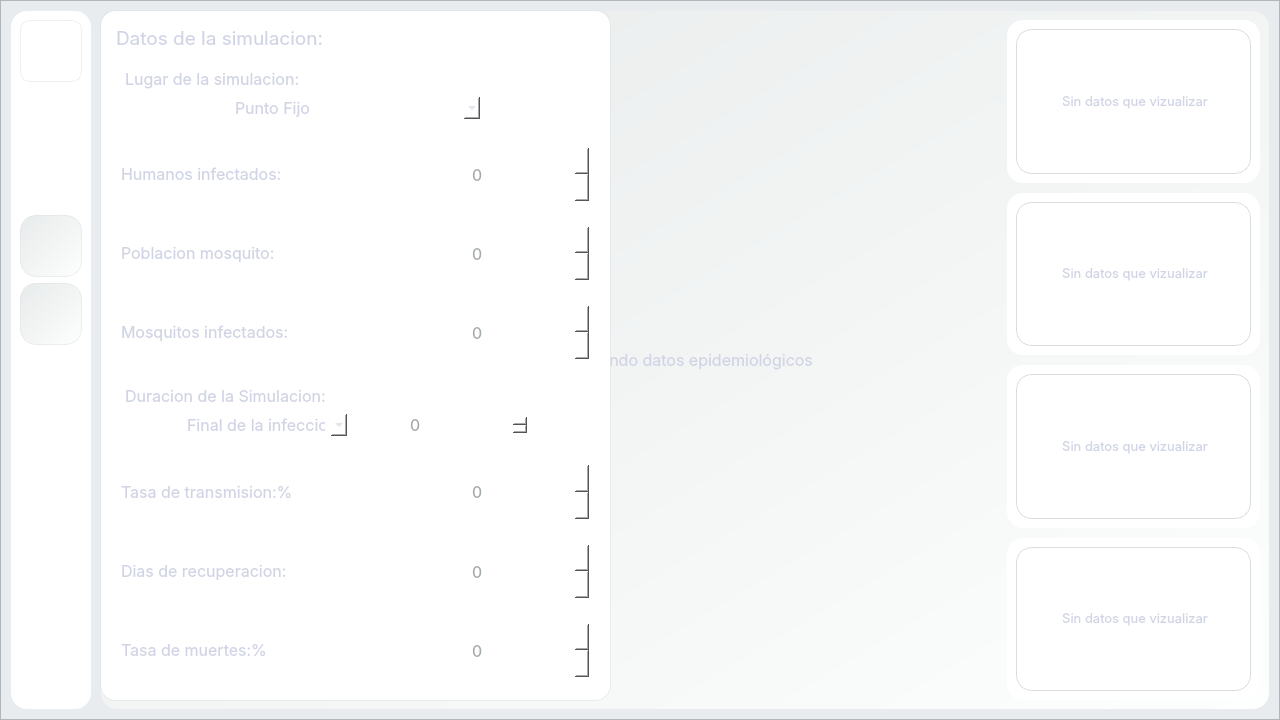
The window that ui/simuladorDengueUI.ui (DiegoABorges2309/simulador-dengue) describes before a commit, drawn with Qt 5.
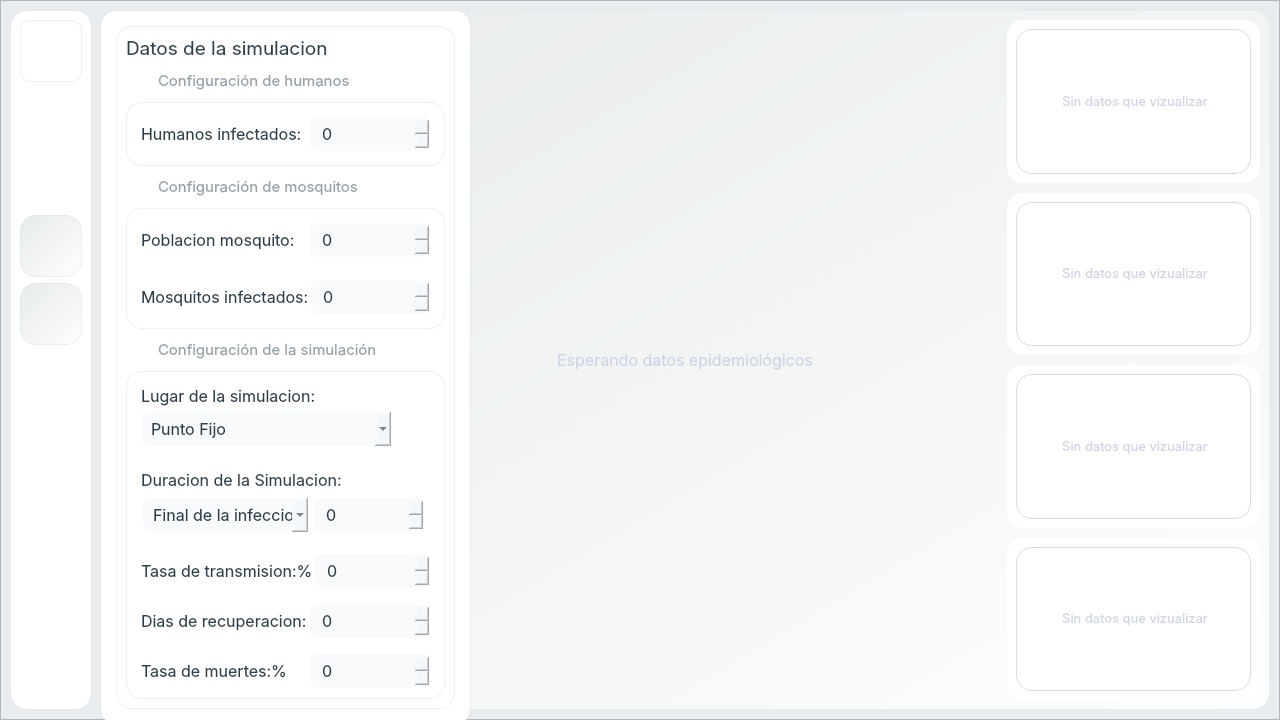
The same window after the commit. Icons and pictures are not drawn.

What changed in the file:
```diff
--- a/ui/simuladorDengueUI.ui
+++ b/ui/simuladorDengueUI.ui
@@ -1272,8 +1272,8 @@
       <rect>
        <x>0</x>
        <y>10</y>
-       <width>511</width>
-       <height>691</height>
+       <width>371</width>
+       <height>715</height>
       </rect>
      </property>
      <property name="minimumSize">
@@ -1286,7 +1286,7 @@
       <string notr="true">background-color: rgb(255, 255, 255);
 border: 1px solid rgba(32, 59, 73, 20);
 border-radius: 16px;
-color: rgb(208, 212, 228);</string>
+color: rgb(44, 65, 76);</string>
      </property>
      <property name="frameShape">
       <enum>QFrame::Shape::StyledPanel</enum>
@@ -1295,9 +1295,6 @@
       <enum>QFrame::Shadow::Raised</enum>
      </property>
      <layout class="QVBoxLayout" name="verticalLayout_9">
-      <property name="spacing">
-       <number>10</number>
-      </property>
       <property name="leftMargin">
        <number>15</number>
       </property>
@@ -1310,12 +1307,28 @@
       <property name="bottomMargin">
        <number>15</number>
       </property>
+      <item>
+       <widget class="QFrame" name="frame_20">
+        <property name="frameShape">
+         <enum>QFrame::Shape::StyledPanel</enum>
+        </property>
+        <property name="frameShadow">
+         <enum>QFrame::Shadow::Raised</enum>
+        </property>
+        <layout class="QVBoxLayout" name="verticalLayout_14">
       <item>
        <widget class="QLabel" name="label_9">
+           <property name="sizePolicy">
+            <sizepolicy hsizetype="Preferred" vsizetype="Fixed">
+             <horstretch>0</horstretch>
+             <verstretch>0</verstretch>
+            </sizepolicy>
+           </property>
         <property name="font">
          <font>
           <family>Inter</family>
           <pointsize>14</pointsize>
+             <bold>false</bold>
          </font>
         </property>
         <property name="layoutDirection">
@@ -1327,118 +1340,124 @@
         <property name="styleSheet">
          <string notr="true">background: none;
 border:none;
-color: rgb(208, 212, 228);
+color: rgb(44, 65, 76);
 </string>
         </property>
         <property name="text">
-         <string>&lt;html&gt;&lt;head/&gt;&lt;body&gt;&lt;p&gt;Datos de la simulacion:&lt;/p&gt;&lt;/body&gt;&lt;/html&gt;</string>
+            <string>&lt;html&gt;&lt;head/&gt;&lt;body&gt;&lt;p&gt;Datos de la simulacion&lt;/p&gt;&lt;/body&gt;&lt;/html&gt;</string>
         </property>
        </widget>
       </item>
       <item>
-       <widget class="QFrame" name="frame_18">
-        <property name="styleSheet">
-         <string notr="true">border: 1px solid rgba(162, 170, 173, 60);
-border:none;
-border-radius:10px;</string>
-        </property>
-        <property name="frameShape">
-         <enum>QFrame::Shape::StyledPanel</enum>
-        </property>
-        <property name="frameShadow">
-         <enum>QFrame::Shadow::Raised</enum>
-        </property>
-        <layout class="QVBoxLayout" name="verticalLayout_7">
-         <item>
-          <widget class="QLabel" name="label_18">
-           <property name="font">
-            <font>
-             <family>Inter</family>
-             <pointsize>12</pointsize>
-            </font>
-           </property>
-           <property name="layoutDirection">
-            <enum>Qt::LayoutDirection::RightToLeft</enum>
-           </property>
-           <property name="autoFillBackground">
-            <bool>false</bool>
-           </property>
+          <widget class="QFrame" name="frame_28">
+           <property name="sizePolicy">
+            <sizepolicy hsizetype="Fixed" vsizetype="Preferred">
+             <horstretch>0</horstretch>
+             <verstretch>0</verstretch>
+            </sizepolicy>
+           </property>
            <property name="styleSheet">
-            <string notr="true">background: none;
-border:none;
-color: rgb(208, 212, 228);
-</string>
+            <string notr="true">border:0px;</string>
            </property>
-           <property name="text">
-            <string>&lt;html&gt;&lt;head/&gt;&lt;body&gt;&lt;p&gt;Lugar de la simulacion:&lt;/p&gt;&lt;/body&gt;&lt;/html&gt;</string>
-           </property>
-          </widget>
-         </item>
-         <item>
-          <widget class="QFrame" name="frame_19">
-           <property name="styleSheet">
-            <string notr="true">border:none;</string>
-           </property>
            <property name="frameShape">
             <enum>QFrame::Shape::StyledPanel</enum>
            </property>
            <property name="frameShadow">
             <enum>QFrame::Shadow::Raised</enum>
            </property>
-           <layout class="QHBoxLayout" name="horizontalLayout_12">
+           <layout class="QHBoxLayout" name="horizontalLayout_15">
+            <property name="spacing">
+             <number>2</number>
+            </property>
             <property name="leftMargin">
-             <number>2</number>
+             <number>0</number>
             </property>
             <property name="topMargin">
-             <number>2</number>
+             <number>0</number>
             </property>
             <property name="rightMargin">
-             <number>2</number>
+             <number>0</number>
             </property>
             <property name="bottomMargin">
-             <number>2</number>
+             <number>0</number>
             </property>
             <item>
-             <widget class="QComboBox" name="cb_lugar">
-              <property name="sizePolicy">
-               <sizepolicy hsizetype="Preferred" vsizetype="Expanding">
-                <horstretch>0</horstretch>
-                <verstretch>0</verstretch>
-               </sizepolicy>
+             <widget class="QFrame" name="frame_29">
+              <property name="minimumSize">
+               <size>
+                <width>30</width>
+                <height>30</height>
+               </size>
               </property>
               <property name="maximumSize">
                <size>
-                <width>250</width>
-                <height>16777215</height>
+                <width>30</width>
+                <height>30</height>
                </size>
               </property>
+              <property name="styleSheet">
+               <string notr="true">border:0px;
+image: url(:/svg/humano.svg);
+border-radius:0px;
+background-color: none;</string>
+              </property>
+              <property name="frameShape">
+               <enum>QFrame::Shape::StyledPanel</enum>
+              </property>
+              <property name="frameShadow">
+               <enum>QFrame::Shadow::Raised</enum>
+              </property>
+             </widget>
+            </item>
+            <item>
+             <widget class="QLabel" name="label_21">
+              <property name="sizePolicy">
+               <sizepolicy hsizetype="Fixed" vsizetype="Fixed">
+                <horstretch>0</horstretch>
+                <verstretch>0</verstretch>
+               </sizepolicy>
+              </property>
               <property name="font">
                <font>
                 <family>Inter</family>
                 <pointsize>12</pointsize>
                </font>
               </property>
+              <property name="layoutDirection">
+               <enum>Qt::LayoutDirection::RightToLeft</enum>
+              </property>
+              <property name="autoFillBackground">
+               <bool>false</bool>
+              </property>
               <property name="styleSheet">
-               <string notr="true">border-radius: 5px;</string>
+               <string notr="true">background: none;
+border:none;
+color: rgb(150, 161, 168);
+</string>
               </property>
-              <item>
                <property name="text">
-                <string>Punto Fijo</string>
-               </property>
-              </item>
-              <item>
-               <property name="text">
-                <string>AntiguoAeropuerto</string>
-               </property>
-              </item>
+               <string>&lt;html&gt;&lt;head/&gt;&lt;body&gt;&lt;p&gt;&lt;span style=&quot; font-size:11pt;&quot;&gt;Configuración de humanos&lt;/span&gt;&lt;/p&gt;&lt;/body&gt;&lt;/html&gt;</string>
+              </property>
              </widget>
             </item>
            </layout>
           </widget>
          </item>
-        </layout>
-       </widget>
-      </item>
+         <item>
+          <widget class="QFrame" name="frame_27">
+           <property name="sizePolicy">
+            <sizepolicy hsizetype="Preferred" vsizetype="Fixed">
+             <horstretch>0</horstretch>
+             <verstretch>0</verstretch>
+            </sizepolicy>
+           </property>
+           <property name="frameShape">
+            <enum>QFrame::Shape::StyledPanel</enum>
+           </property>
+           <property name="frameShadow">
+            <enum>QFrame::Shadow::Raised</enum>
+           </property>
+           <layout class="QVBoxLayout" name="verticalLayout_13">
       <item>
        <widget class="QFrame" name="frame_12">
         <property name="sizePolicy">
@@ -1491,7 +1510,7 @@
            <property name="styleSheet">
             <string notr="true">background: none;
 border:none;
-color: rgb(208, 212, 228);
+color: rgb(44, 65, 76);
 </string>
            </property>
            <property name="text">
@@ -1507,10 +1526,16 @@
              <verstretch>0</verstretch>
             </sizepolicy>
            </property>
+                 <property name="minimumSize">
+                  <size>
+                   <width>0</width>
+                   <height>34</height>
+                  </size>
+                 </property>
            <property name="maximumSize">
             <size>
              <width>120</width>
-             <height>16777215</height>
+                   <height>34</height>
             </size>
            </property>
            <property name="font">
@@ -1520,8 +1545,10 @@
             </font>
            </property>
            <property name="styleSheet">
-            <string notr="true">color: rgb(162, 170, 173);
-border-radius: 5px;
+                  <string notr="true">color: rgb(44, 65, 76);
+background-color: rgba(240, 244, 247, 125);
+border-radius: 8px;
+padding-left: 10px;
 border:none;</string>
            </property>
            <property name="maximum">
@@ -1532,6 +1559,119 @@
         </layout>
        </widget>
       </item>
+           </layout>
+          </widget>
+         </item>
+         <item>
+          <widget class="QFrame" name="frame_25">
+           <property name="sizePolicy">
+            <sizepolicy hsizetype="Fixed" vsizetype="Preferred">
+             <horstretch>0</horstretch>
+             <verstretch>0</verstretch>
+            </sizepolicy>
+           </property>
+           <property name="styleSheet">
+            <string notr="true">border:0px;</string>
+           </property>
+           <property name="frameShape">
+            <enum>QFrame::Shape::StyledPanel</enum>
+           </property>
+           <property name="frameShadow">
+            <enum>QFrame::Shadow::Raised</enum>
+           </property>
+           <layout class="QHBoxLayout" name="horizontalLayout_14">
+            <property name="spacing">
+             <number>2</number>
+            </property>
+            <property name="leftMargin">
+             <number>0</number>
+            </property>
+            <property name="topMargin">
+             <number>0</number>
+            </property>
+            <property name="rightMargin">
+             <number>0</number>
+            </property>
+            <property name="bottomMargin">
+             <number>0</number>
+            </property>
+            <item>
+             <widget class="QFrame" name="frame_26">
+              <property name="minimumSize">
+               <size>
+                <width>30</width>
+                <height>30</height>
+               </size>
+              </property>
+              <property name="maximumSize">
+               <size>
+                <width>30</width>
+                <height>30</height>
+               </size>
+              </property>
+              <property name="styleSheet">
+               <string notr="true">border:0px;
+border-radius:0px;
+image: url(:/svg/Boton Nueva Simulacion.svg);
+background-color:none;</string>
+              </property>
+              <property name="frameShape">
+               <enum>QFrame::Shape::StyledPanel</enum>
+              </property>
+              <property name="frameShadow">
+               <enum>QFrame::Shadow::Raised</enum>
+              </property>
+             </widget>
+            </item>
+            <item>
+             <widget class="QLabel" name="label_20">
+              <property name="sizePolicy">
+               <sizepolicy hsizetype="Fixed" vsizetype="Fixed">
+                <horstretch>0</horstretch>
+                <verstretch>0</verstretch>
+               </sizepolicy>
+              </property>
+              <property name="font">
+               <font>
+                <family>Inter</family>
+                <pointsize>11</pointsize>
+               </font>
+              </property>
+              <property name="layoutDirection">
+               <enum>Qt::LayoutDirection::RightToLeft</enum>
+              </property>
+              <property name="autoFillBackground">
+               <bool>false</bool>
+              </property>
+              <property name="styleSheet">
+               <string notr="true">background: none;
+border:none;
+color: rgb(150, 161, 168);
+</string>
+              </property>
+              <property name="text">
+               <string>&lt;html&gt;&lt;head/&gt;&lt;body&gt;&lt;p&gt;Configuración de mosquitos&lt;/p&gt;&lt;/body&gt;&lt;/html&gt;</string>
+              </property>
+             </widget>
+            </item>
+           </layout>
+          </widget>
+         </item>
+         <item>
+          <widget class="QFrame" name="frame_24">
+           <property name="frameShape">
+            <enum>QFrame::Shape::StyledPanel</enum>
+           </property>
+           <property name="frameShadow">
+            <enum>QFrame::Shadow::Raised</enum>
+           </property>
+           <layout class="QVBoxLayout" name="verticalLayout_12">
+            <property name="topMargin">
+             <number>5</number>
+            </property>
+            <property name="bottomMargin">
+             <number>5</number>
+            </property>
       <item>
        <widget class="QFrame" name="frame">
         <property name="styleSheet">
@@ -1578,7 +1718,7 @@
            <property name="styleSheet">
             <string notr="true">background: none;
 border:none;
-color: rgb(208, 212, 228);
+color: rgb(44, 65, 76);
 </string>
            </property>
            <property name="text">
@@ -1594,10 +1734,16 @@
              <verstretch>0</verstretch>
             </sizepolicy>
            </property>
+                 <property name="minimumSize">
+                  <size>
+                   <width>0</width>
+                   <height>34</height>
+                  </size>
+                 </property>
            <property name="maximumSize">
             <size>
              <width>120</width>
-             <height>16777215</height>
+                   <height>34</height>
             </size>
            </property>
            <property name="font">
@@ -1607,9 +1753,12 @@
             </font>
            </property>
            <property name="styleSheet">
-            <string notr="true">color: rgb(162, 170, 173);
-border-radius: 5px;
-border:none;</string>
+                  <string notr="true">color: rgb(44, 65, 76);
+background-color: rgba(240, 244, 247, 125);
+border-radius: 8px;
+padding-left: 10px;
+border:none;
+</string>
            </property>
            <property name="maximum">
             <number>100000000</number>
@@ -1665,7 +1814,7 @@
            <property name="styleSheet">
             <string notr="true">background: none;
 border:none;
-color: rgb(208, 212, 228);
+color: rgb(44, 65, 76);
 </string>
            </property>
            <property name="text">
@@ -1681,10 +1830,16 @@
              <verstretch>0</verstretch>
             </sizepolicy>
            </property>
+                 <property name="minimumSize">
+                  <size>
+                   <width>0</width>
+                   <height>34</height>
+                  </size>
+                 </property>
            <property name="maximumSize">
             <size>
              <width>120</width>
-             <height>16777215</height>
+                   <height>34</height>
             </size>
            </property>
            <property name="font">
@@ -1694,13 +1849,218 @@
             </font>
            </property>
            <property name="styleSheet">
-            <string notr="true">color: rgb(162, 170, 173);
-border:none;
-border-radius: 5px;</string>
+                  <string notr="true">color: rgb(44, 65, 76);
+background-color: rgba(240, 244, 247, 125);
+border-radius: 8px;
+padding-left: 10px;
+border:none;</string>
            </property>
            <property name="maximum">
             <number>100000000</number>
            </property>
+                </widget>
+               </item>
+              </layout>
+             </widget>
+            </item>
+           </layout>
+          </widget>
+         </item>
+         <item>
+          <widget class="QFrame" name="frame_22">
+           <property name="sizePolicy">
+            <sizepolicy hsizetype="Fixed" vsizetype="Preferred">
+             <horstretch>0</horstretch>
+             <verstretch>0</verstretch>
+            </sizepolicy>
+           </property>
+           <property name="styleSheet">
+            <string notr="true">border:0px;</string>
+           </property>
+           <property name="frameShape">
+            <enum>QFrame::Shape::StyledPanel</enum>
+           </property>
+           <property name="frameShadow">
+            <enum>QFrame::Shadow::Raised</enum>
+           </property>
+           <layout class="QHBoxLayout" name="horizontalLayout_13">
+            <property name="spacing">
+             <number>2</number>
+            </property>
+            <property name="leftMargin">
+             <number>0</number>
+            </property>
+            <property name="topMargin">
+             <number>0</number>
+            </property>
+            <property name="rightMargin">
+             <number>0</number>
+            </property>
+            <property name="bottomMargin">
+             <number>0</number>
+            </property>
+            <item>
+             <widget class="QFrame" name="frame_23">
+              <property name="minimumSize">
+               <size>
+                <width>30</width>
+                <height>30</height>
+               </size>
+              </property>
+              <property name="maximumSize">
+               <size>
+                <width>30</width>
+                <height>30</height>
+               </size>
+              </property>
+              <property name="styleSheet">
+               <string notr="true">border:0px;
+border-radius:0px;
+background-color: none;
+image: url(:/svg/simulacion.svg);</string>
+              </property>
+              <property name="frameShape">
+               <enum>QFrame::Shape::StyledPanel</enum>
+              </property>
+              <property name="frameShadow">
+               <enum>QFrame::Shadow::Raised</enum>
+              </property>
+             </widget>
+            </item>
+            <item>
+             <widget class="QLabel" name="label_19">
+              <property name="sizePolicy">
+               <sizepolicy hsizetype="Fixed" vsizetype="Fixed">
+                <horstretch>0</horstretch>
+                <verstretch>0</verstretch>
+               </sizepolicy>
+              </property>
+              <property name="font">
+               <font>
+                <family>Inter</family>
+                <pointsize>11</pointsize>
+               </font>
+              </property>
+              <property name="layoutDirection">
+               <enum>Qt::LayoutDirection::RightToLeft</enum>
+              </property>
+              <property name="autoFillBackground">
+               <bool>false</bool>
+              </property>
+              <property name="styleSheet">
+               <string notr="true">background: none;
+border:none;
+color: rgb(150, 161, 168);
+</string>
+              </property>
+              <property name="text">
+               <string>&lt;html&gt;&lt;head/&gt;&lt;body&gt;&lt;p&gt;Configuración de la simulación&lt;/p&gt;&lt;/body&gt;&lt;/html&gt;</string>
+              </property>
+             </widget>
+            </item>
+           </layout>
+          </widget>
+         </item>
+         <item>
+          <widget class="QFrame" name="frame_21">
+           <property name="frameShape">
+            <enum>QFrame::Shape::StyledPanel</enum>
+           </property>
+           <property name="frameShadow">
+            <enum>QFrame::Shadow::Raised</enum>
+           </property>
+           <layout class="QVBoxLayout" name="verticalLayout_11">
+            <property name="topMargin">
+             <number>5</number>
+            </property>
+            <property name="bottomMargin">
+             <number>5</number>
+            </property>
+            <item>
+             <widget class="QFrame" name="frame_18">
+              <property name="styleSheet">
+               <string notr="true">border: 1px solid rgba(162, 170, 173, 60);
+border:none;
+border-radius:10px;</string>
+              </property>
+              <property name="frameShape">
+               <enum>QFrame::Shape::StyledPanel</enum>
+              </property>
+              <property name="frameShadow">
+               <enum>QFrame::Shadow::Raised</enum>
+              </property>
+              <layout class="QVBoxLayout" name="verticalLayout_7">
+               <property name="leftMargin">
+                <number>5</number>
+               </property>
+               <item>
+                <widget class="QLabel" name="label_18">
+                 <property name="font">
+                  <font>
+                   <family>Inter</family>
+                   <pointsize>12</pointsize>
+                  </font>
+                 </property>
+                 <property name="layoutDirection">
+                  <enum>Qt::LayoutDirection::RightToLeft</enum>
+                 </property>
+                 <property name="autoFillBackground">
+                  <bool>false</bool>
+                 </property>
+                 <property name="styleSheet">
+                  <string notr="true">background: none;
+border:none;
+color: rgb(44, 65, 76);
+</string>
+                 </property>
+                 <property name="text">
+                  <string>&lt;html&gt;&lt;head/&gt;&lt;body&gt;&lt;p&gt;Lugar de la simulacion:&lt;/p&gt;&lt;/body&gt;&lt;/html&gt;</string>
+                 </property>
+                </widget>
+               </item>
+               <item>
+                <widget class="QComboBox" name="cb_lugar">
+                 <property name="sizePolicy">
+                  <sizepolicy hsizetype="Preferred" vsizetype="Expanding">
+                   <horstretch>0</horstretch>
+                   <verstretch>0</verstretch>
+                  </sizepolicy>
+                 </property>
+                 <property name="minimumSize">
+                  <size>
+                   <width>0</width>
+                   <height>34</height>
+                  </size>
+                 </property>
+                 <property name="maximumSize">
+                  <size>
+                   <width>250</width>
+                   <height>16777215</height>
+                  </size>
+                 </property>
+                 <property name="font">
+                  <font>
+                   <family>Inter</family>
+                   <pointsize>12</pointsize>
+                  </font>
+                 </property>
+                 <property name="styleSheet">
+                  <string notr="true">
+background-color: rgba(240, 244, 247, 125);
+border-radius: 8px;
+padding-left: 10px;
+border:none;</string>
+                 </property>
+                 <item>
+                  <property name="text">
+                   <string>Punto Fijo</string>
+                  </property>
+                 </item>
+                 <item>
+                  <property name="text">
+                   <string>AntiguoAeropuerto</string>
+                  </property>
+                 </item>
           </widget>
          </item>
         </layout>
@@ -1719,8 +2079,11 @@
         <property name="frameShadow">
          <enum>QFrame::Shadow::Raised</enum>
         </property>
-        <layout class="QVBoxLayout" name="verticalLayout_3">
-         <item>
+              <layout class="QGridLayout" name="gridLayout_9">
+               <property name="leftMargin">
+                <number>5</number>
+               </property>
+               <item row="0" column="0">
           <widget class="QLabel" name="label_13">
            <property name="font">
             <font>
@@ -1737,7 +2100,7 @@
            <property name="styleSheet">
             <string notr="true">background: none;
 border:none;
-color: rgb(208, 212, 228);
+color: rgb(44, 65, 76);
 </string>
            </property>
            <property name="text">
@@ -1745,7 +2108,7 @@
            </property>
           </widget>
          </item>
-         <item>
+               <item row="1" column="0">
           <widget class="QFrame" name="frame_14">
            <property name="styleSheet">
             <string notr="true">border:none;</string>
@@ -1790,7 +2153,11 @@
                </font>
               </property>
               <property name="styleSheet">
-               <string notr="true">border-radius: 5px;</string>
+                     <string notr="true">border-radius: 5px;
+background-color: rgba(240, 244, 247, 125);
+border-radius: 8px;
+padding-left: 10px;
+border:none;</string>
               </property>
               <item>
                <property name="text">
@@ -1812,10 +2179,16 @@
                 <verstretch>0</verstretch>
                </sizepolicy>
               </property>
+                    <property name="minimumSize">
+                     <size>
+                      <width>0</width>
+                      <height>34</height>
+                     </size>
+                    </property>
               <property name="maximumSize">
                <size>
                 <width>120</width>
-                <height>16777215</height>
+                      <height>34</height>
                </size>
               </property>
               <property name="font">
@@ -1825,8 +2198,11 @@
                </font>
               </property>
               <property name="styleSheet">
-               <string notr="true">color: rgb(162, 170, 173);
-border-radius: 5px;</string>
+                     <string notr="true">color: rgb(44, 65, 76);
+background-color: rgba(240, 244, 247, 125);
+border-radius: 8px;
+padding-left: 10px;
+border:none;</string>
               </property>
               <property name="maximum">
                <number>200</number>
@@ -1885,7 +2261,7 @@
            <property name="styleSheet">
             <string notr="true">background: none;
 border:none;
-color: rgb(208, 212, 228);
+color: rgb(44, 65, 76);
 </string>
            </property>
            <property name="text">
@@ -1901,10 +2277,16 @@
              <verstretch>0</verstretch>
             </sizepolicy>
            </property>
+                 <property name="minimumSize">
+                  <size>
+                   <width>0</width>
+                   <height>34</height>
+                  </size>
+                 </property>
            <property name="maximumSize">
             <size>
              <width>120</width>
-             <height>16777215</height>
+                   <height>34</height>
             </size>
            </property>
            <property name="font">
@@ -1914,8 +2296,10 @@
             </font>
            </property>
            <property name="styleSheet">
-            <string notr="true">color: rgb(162, 170, 173);
-border-radius: 5px;
+                  <string notr="true">color: rgb(44, 65, 76);
+background-color: rgba(240, 244, 247, 125);
+border-radius: 8px;
+padding-left: 10px;
 border:none;</string>
            </property>
            <property name="maximum">
@@ -1972,7 +2356,7 @@
            <property name="styleSheet">
             <string notr="true">background: none;
 border:none;
-color: rgb(208, 212, 228);
+color: rgb(44, 65, 76);
 </string>
            </property>
            <property name="text">
@@ -1988,10 +2372,16 @@
              <verstretch>0</verstretch>
             </sizepolicy>
            </property>
+                 <property name="minimumSize">
+                  <size>
+                   <width>0</width>
+                   <height>34</height>
+                  </size>
+                 </property>
            <property name="maximumSize">
             <size>
              <width>120</width>
-             <height>16777215</height>
+                   <height>34</height>
             </size>
            </property>
            <property name="font">
@@ -2001,8 +2391,10 @@
             </font>
            </property>
            <property name="styleSheet">
-            <string notr="true">color: rgb(162, 170, 173);
-border-radius: 5px;
+                  <string notr="true">color: rgb(44, 65, 76);
+background-color: rgba(240, 244, 247, 125);
+border-radius: 8px;
+padding-left: 10px;
 border:none;</string>
            </property>
            <property name="maximum">
@@ -2059,7 +2451,7 @@
            <property name="styleSheet">
             <string notr="true">background: none;
 border:none;
-color: rgb(208, 212, 228);
+color: rgb(44, 65, 76);
 </string>
            </property>
            <property name="text">
@@ -2075,10 +2467,16 @@
              <verstretch>0</verstretch>
             </sizepolicy>
            </property>
+                 <property name="minimumSize">
+                  <size>
+                   <width>0</width>
+                   <height>34</height>
+                  </size>
+                 </property>
            <property name="maximumSize">
             <size>
              <width>120</width>
-             <height>16777215</height>
+                   <height>34</height>
             </size>
            </property>
            <property name="font">
@@ -2088,13 +2486,21 @@
             </font>
            </property>
            <property name="styleSheet">
-            <string notr="true">color: rgb(162, 170, 173);
-border-radius: 5px;
+                  <string notr="true">color: rgb(44, 65, 76);
+background-color: rgba(240, 244, 247, 125);
+border-radius: 8px;
+padding-left: 10px;
 border:none;</string>
            </property>
            <property name="maximum">
             <number>99</number>
            </property>
+                </widget>
+               </item>
+              </layout>
+             </widget>
+            </item>
+           </layout>
           </widget>
          </item>
         </layout>
```
Lines whose indentation alone changed are shown as unchanged.
